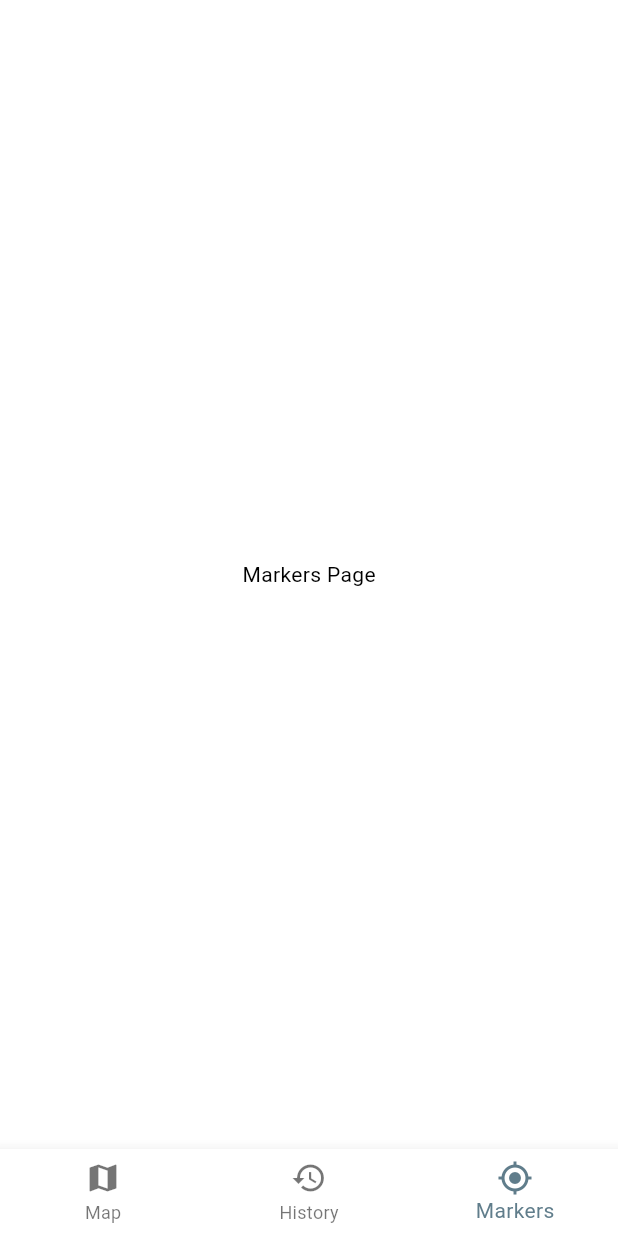
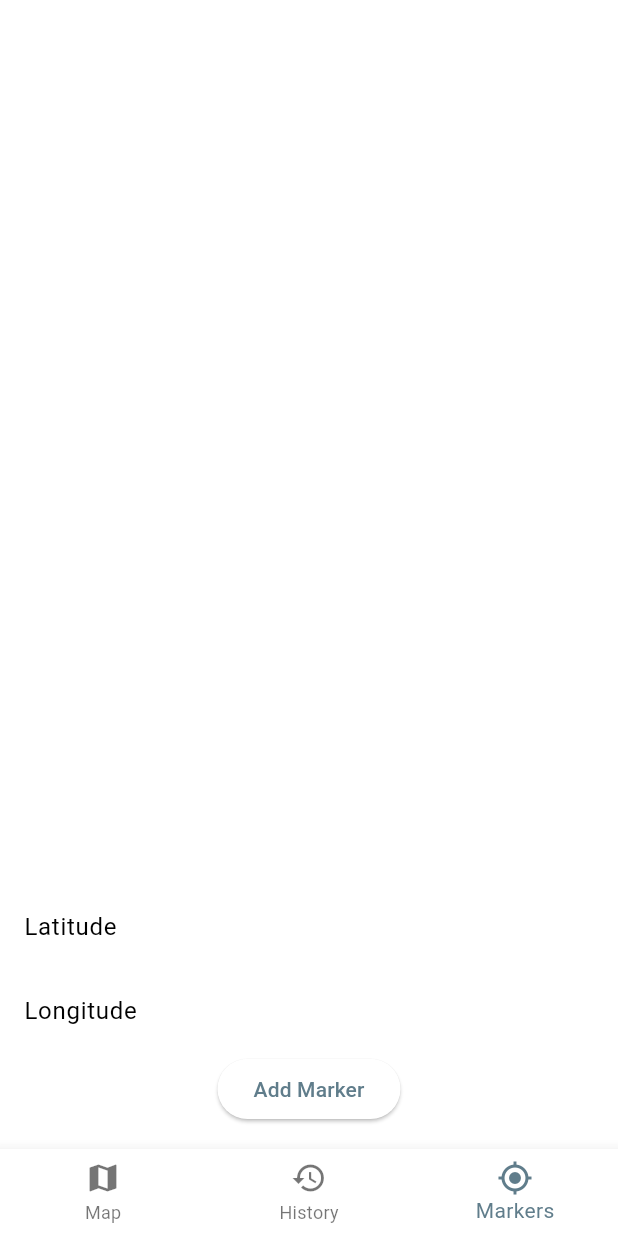
Before and after one commit to mrclputra/geolocator_test, a Flutter app: the screen it shows after launch, item 3 of the bottom bar chosen, on a phone screen of 412 x 824 dp. Run offline on Flutter 3.47's test engine with Material 3 defaults, Android fonts, the phone set to English and light mode, and no system bars; our stand-ins replace geolocator, google_maps_flutter; missing offline and left inert: flutter_excel.

Commit message:
basic marker revamp reworked markers system, some features still missing. Will reimplement the rest in time

```diff
--- a/lib/other/location_service.dart
+++ b/lib/other/location_service.dart
@@ -19,6 +19,7 @@ class LocationService {
 
   String message = 'No Location Detected';
   bool hasLocationUpdated = false; // flag to track location update status
+  List<Marker> markers = [];
 
   get currentPosition => _currentPosition ?? _defaultPosition;
 
@@ -88,4 +89,19 @@ class LocationService {
     final path = '${directory.path}/location_data.xlsx';
     return File(path);
   }
+
+  // add a map marker
+  void addMarker(LatLng position) {
+    markers.add(
+      Marker(
+        markerId: MarkerId('${markers.length + 1}'),
+        position: position,
+      ),
+    );
+  }
+
+  // delete map marker by index
+  void deleteMarker(Marker marker) {
+    markers.remove(marker);
+  }
 }
--- a/lib/pages/markers.dart
+++ b/lib/pages/markers.dart
@@ -1,4 +1,6 @@
 import 'package:flutter/material.dart';
+import 'package:geolocator_test/other/location_service.dart';
+import 'package:google_maps_flutter/google_maps_flutter.dart';
 
 class MarkersPage extends StatefulWidget {
   const MarkersPage({super.key});
@@ -8,13 +10,65 @@ class MarkersPage extends StatefulWidget {
 }
 
 class _MarkersPageState extends State<MarkersPage> {
+  final LocationService _locationService = LocationService();
+  final TextEditingController _latController = TextEditingController();
+  final TextEditingController _longController = TextEditingController();
 
   // UI
   @override
   Widget build(BuildContext context) {
-    return const Scaffold(
-      body: Center(
-        child: Text('Markers Page'),
+    return Scaffold(
+      body: Padding(
+        padding: const EdgeInsets.all(16.0),
+        child: Column(
+          children: [
+            Expanded(
+              child: ListView.builder(
+                  itemCount: _locationService.markers.length,
+                  itemBuilder: (context, index) {
+                    final marker = _locationService.markers[index];
+                    return ListTile(
+                      title: Text('Marker ${index + 1}'),
+                      subtitle: Text('Lat: ${marker.position.latitude}, Long: ${marker.position.longitude}'),
+                      trailing: IconButton(
+                        icon: const Icon(Icons.delete, color: Colors.red),
+                        onPressed: () {
+                          // call delete markers function here
+                          setState(() {
+                            _locationService.deleteMarker(marker);
+                          });
+                        },
+                      ),
+                    );
+                },
+              ),
+            ),
+            TextField(
+              controller: _latController,
+              decoration: const InputDecoration(labelText: 'Latitude'),
+              keyboardType: const TextInputType.numberWithOptions(decimal: true),
+            ),
+            TextField(
+              controller: _longController,
+              decoration: const InputDecoration(labelText: 'Longitude'),
+              keyboardType: const TextInputType.numberWithOptions(decimal: true),
+            ),
+            ElevatedButton(
+              onPressed: () {
+                final lat = double.tryParse(_latController.text);
+                final long = double.tryParse(_longController.text);
+                if (lat != null && long != null) {
+                  setState(() {
+                    _locationService.addMarker(LatLng(lat, long)); // Add marker
+                  });
+                  _latController.clear();
+                  _longController.clear();
+                }
+              },
+              child: const Text('Add Marker'),
+            ),
+          ],
+        ),
       ),
     );
   }
```
Also changed, not shown: lib/pages/map.dart (+22 -10 lines).
